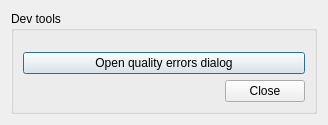
Above: src/quality_result_gui_plugin/dev_tools/dev_tools_dialog.ui from nlsfi/quality-result-gui before the change. Below: the same form after it.
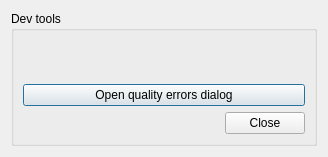
That is the form after the change. Custom widgets are drawn as their Qt base class.

```diff
--- a/src/quality_result_gui_plugin/dev_tools/dev_tools_dialog.ui
+++ b/src/quality_result_gui_plugin/dev_tools/dev_tools_dialog.ui
@@ -7,7 +7,7 @@
     <x>0</x>
     <y>0</y>
     <width>328</width>
-    <height>125</height>
+    <height>157</height>
    </rect>
   </property>
   <property name="windowTitle">
```
